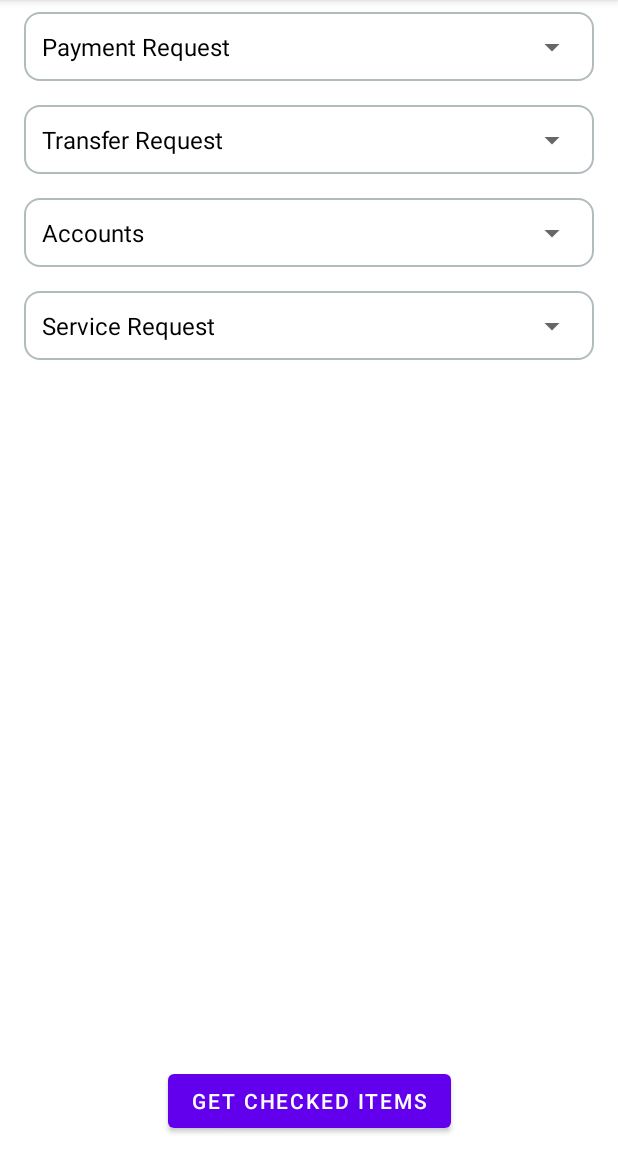
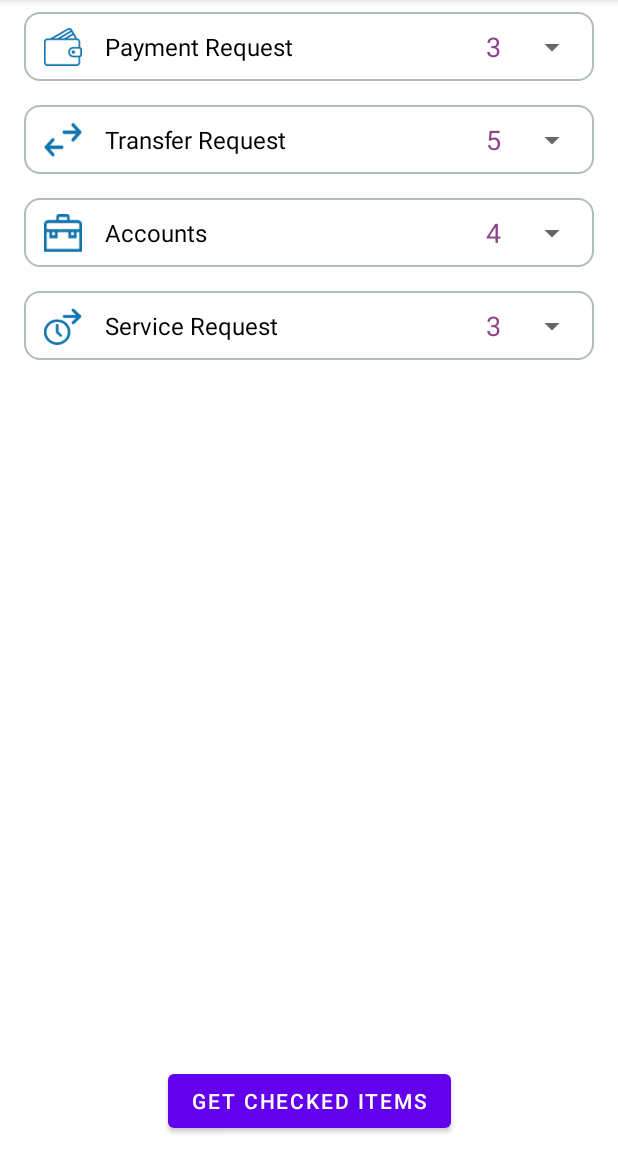
Before and after one commit to subind/RecyclerView, an Android app: the screen it shows after launch (MainActivity), after a tap on "GET CHECKED ITEMS", on a phone screen of 412 x 824 dp, the part 84-1236 px from its top. Run offline under Robolectric (Android 15) with nearby library versions, the phone set to English and light mode, and no system bars.

Commit message:
Ui made similar to XD

```diff
--- a/app/src/main/java/com/example/recyclerviewpocs/MainViewModel.kt
+++ b/app/src/main/java/com/example/recyclerviewpocs/MainViewModel.kt
@@ -14,6 +14,7 @@ class MainViewModel(private val dispatcher: CoroutineDispatcher, private var myR
     var loading: MutableLiveData<Boolean> = MutableLiveData()
     private val _obtainCountryStatesResponse= MutableLiveData<ResultOf<Transaction>>()
     val  obtainCountryStatesResponse: LiveData<ResultOf<Transaction>> = _obtainCountryStatesResponse
+    private val iconList = mutableListOf<Int>()
 
     fun obtainCountryStateCapitals(){
         loading.postValue(true)
@@ -41,14 +42,25 @@ class MainViewModel(private val dispatcher: CoroutineDispatcher, private var myR
 
     fun prepareDataForExpandableAdapter(transaction: Transaction) : MutableList<ExpandableModel>{
         var expandableCountryList = mutableListOf<ExpandableModel>()
-        for (childList in transaction.transactionList) {
+        for (childList in transaction.transactionList.withIndex()) {
             var expandableModel = ExpandableModel()
             expandableModel.type = ExpandableModel.HEADER
-            expandableModel.header = childList
-            expandableModel.child = null
+            expandableModel.header = childList.value
+            expandableModel.drawable = iconList[childList.index]
             expandableCountryList.add(expandableModel)
         }
         return expandableCountryList
     }
 
+    private fun prepareIconList() {
+        iconList.add(0, R.drawable.pen_req)
+        iconList.add(1, R.drawable.tra_req)
+        iconList.add(2, R.drawable.acc_req)
+        iconList.add(3, R.drawable.ser_req)
+    }
+
+    init {
+        prepareIconList()
+    }
+
 }
--- a/app/src/main/java/com/example/recyclerviewpocs/adapter/MyExpandableAdapter.kt
+++ b/app/src/main/java/com/example/recyclerviewpocs/adapter/MyExpandableAdapter.kt
@@ -9,6 +9,11 @@ import com.example.recyclerviewpocs.models.ExpandableModel
 import com.example.recyclerviewpocs.utils.CallBackInterface
 import kotlinx.android.synthetic.main.child_row.view.*
 import kotlinx.android.synthetic.main.header_row.view.*
+import kotlinx.android.synthetic.main.header_row.view.header_row
+import kotlinx.android.synthetic.main.header_row.view.iv_collapse
+import kotlinx.android.synthetic.main.header_row.view.iv_expand
+import kotlinx.android.synthetic.main.header_row.view.tv_header
+import kotlinx.android.synthetic.main.header_row_new.view.*
 import kotlinx.android.synthetic.main.selector_row.view.*
 
 class MyExpandableAdapter(var myList: MutableList<ExpandableModel>) :
@@ -21,7 +26,7 @@ class MyExpandableAdapter(var myList: MutableList<ExpandableModel>) :
             ExpandableModel.HEADER -> {
                 HeaderViewHolder(
                     LayoutInflater.from(parent.context).inflate(
-                        R.layout.header_row, parent, false
+                        R.layout.header_row_new, parent, false
                     )
                 )
             }
@@ -54,6 +59,8 @@ class MyExpandableAdapter(var myList: MutableList<ExpandableModel>) :
         when (row.type) {
             ExpandableModel.HEADER -> {
                 (holder as HeaderViewHolder).headerTitle.text = row.header?.headerTitle
+                holder.icon.setBackgroundResource(row.drawable)
+                holder.childCountTv.text = row.header?.childrenList?.size.toString()
 
                 when(row.isExpanded){
                     true -> {
@@ -162,12 +169,14 @@ class MyExpandableAdapter(var myList: MutableList<ExpandableModel>) :
         }
     }
 
-    fun getCheckedItems(): String{
-        var result: String = ""
+    fun getCheckedItems(): String?{
+        var result: String? = ""
         for(i in myList){
-            for(j in i.header?.childrenList ?: mutableListOf()) {
-                if (j.childCheckStatus) {
-                    result += j.cId.toString() + "\n"
+            if(i.type == ExpandableModel.HEADER) {
+                for (j in i.header?.childrenList ?: mutableListOf()) {
+                    if (j.childCheckStatus) {
+                        result += j.cId.toString() + "\n"
+                    }
                 }
             }
         }
@@ -183,6 +192,8 @@ class MyExpandableAdapter(var myList: MutableList<ExpandableModel>) :
         internal var headerTitle = itemView.tv_header
         internal var expandArrow = itemView.iv_expand
         internal var collapseArrow = itemView.iv_collapse
+        internal var icon = itemView.icon_title
+        internal var childCountTv = itemView.child_count_tv
     }
 
     class ChildViewHolder(itemView: View) : RecyclerView.ViewHolder(itemView) {
--- a/app/src/main/java/com/example/recyclerviewpocs/models/ExpandableModel.kt
+++ b/app/src/main/java/com/example/recyclerviewpocs/models/ExpandableModel.kt
@@ -10,8 +10,8 @@ class ExpandableModel {
 
     var type: Int = 0
     var isExpanded: Boolean = false
-    var isChecked: Boolean = false
     var header: TransactionType? = null
     var child: TransactionBill? = null
+    var drawable: Int = 0
 
 }
--- /dev/null
+++ b/app/src/main/res/layout/header_row_new.xml
@@ -0,0 +1,85 @@
+<?xml version="1.0" encoding="utf-8"?>
+<androidx.constraintlayout.widget.ConstraintLayout
+    xmlns:android="http://schemas.android.com/apk/res/android"
+    xmlns:app="http://schemas.android.com/apk/res-auto"
+    xmlns:tools="http://schemas.android.com/tools"
+    android:layout_width="match_parent"
+    android:layout_height="wrap_content"
+    android:background="@drawable/rounded_corner_bg"
+    android:layout_marginStart="16dp"
+    android:layout_marginLeft="16dp"
+    android:layout_marginEnd="16dp"
+    android:layout_marginRight="16dp"
+    android:layout_marginTop="8dp"
+    android:layout_marginBottom="8dp"
+    android:id="@+id/header_row">
+
+    <TextView
+        android:id="@+id/tv_header"
+        android:layout_width="wrap_content"
+        android:layout_height="wrap_content"
+        android:layout_marginStart="15dp"
+        android:layout_marginLeft="15dp"
+        android:layout_marginTop="12dp"
+        android:layout_marginBottom="12dp"
+        android:text="Parent title"
+        android:ellipsize="end"
+        android:textColor="@color/black"
+        android:textSize="16sp"
+        app:layout_constraintBottom_toBottomOf="parent"
+        app:layout_constraintEnd_toStartOf="@+id/child_count_tv"
+        app:layout_constraintHorizontal_bias="0.0"
+        app:layout_constraintStart_toEndOf="@+id/icon_title"
+        app:layout_constraintTop_toTopOf="parent" />
+
+    <ImageView
+        android:id="@+id/iv_expand"
+        android:layout_width="wrap_content"
+        android:layout_height="wrap_content"
+        android:layout_marginEnd="16dp"
+        android:layout_marginRight="16dp"
+        app:layout_constraintBottom_toBottomOf="parent"
+        app:layout_constraintEnd_toEndOf="parent"
+        app:layout_constraintTop_toTopOf="parent"
+        app:srcCompat="@drawable/icon_expand"
+        tools:ignore="VectorDrawableCompat"/>
+
+    <ImageView
+        android:id="@+id/iv_collapse"
+        android:layout_width="wrap_content"
+        android:layout_height="wrap_content"
+        android:layout_marginEnd="16dp"
+        android:layout_marginRight="16dp"
+        app:layout_constraintBottom_toBottomOf="parent"
+        app:layout_constraintEnd_toEndOf="parent"
+        app:layout_constraintTop_toTopOf="parent"
+        app:srcCompat="@drawable/icon_collapse"
+        tools:ignore="VectorDrawableCompat"
+        android:visibility="invisible"/>
+
+    <ImageView
+        android:id="@+id/icon_title"
+        android:layout_width="25dp"
+        android:layout_height="25dp"
+        android:layout_marginStart="13dp"
+        android:layout_marginLeft="13dp"
+        app:layout_constraintBottom_toBottomOf="parent"
+        app:layout_constraintStart_toStartOf="parent"
+        app:layout_constraintTop_toTopOf="parent"
+        tools:srcCompat="@drawable/pen_req" />
+
+    <TextView
+        android:id="@+id/child_count_tv"
+        android:layout_width="wrap_content"
+        android:layout_height="wrap_content"
+        android:layout_marginEnd="62dp"
+        android:layout_marginRight="62dp"
+        android:text="3"
+        android:textSize="18sp"
+        android:textColor="#8F438C"
+        app:layout_constraintBottom_toBottomOf="parent"
+        app:layout_constraintEnd_toEndOf="parent"
+        app:layout_constraintTop_toTopOf="parent" />
+
+
+</androidx.constraintlayout.widget.ConstraintLayout>
--- a/app/src/main/res/layout/selector_row.xml
+++ b/app/src/main/res/layout/selector_row.xml
@@ -10,7 +10,7 @@
     android:layout_marginEnd="16dp"
     android:layout_marginBottom="5dp"
     android:background="@drawable/rounded_corner_bg"
-    android:backgroundTint="@android:color/holo_blue_dark"
+    android:backgroundTint="#1275B0"
     android:layout_marginLeft="12dp">
 
     <CheckBox
```
Also changed, not shown: app/src/main/res/drawable/acc_req.png (added), app/src/main/res/drawable/pen_req.png (added), app/src/main/res/drawable/ser_req.png (added), app/src/main/res/drawable/tra_req.png (added).
